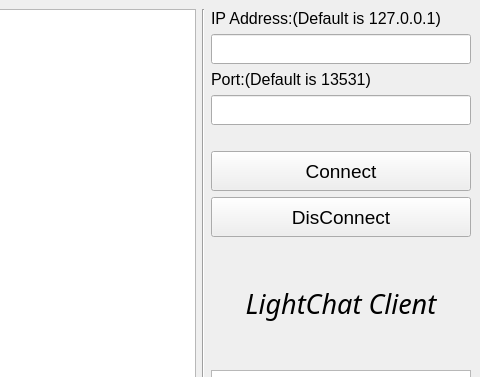
zimufengyan/LightChat_QT, file LightChatClient/mainwindow.ui: the form before one commit; both pictures show x 263 to 743 and y 0 to 377 of the 743 by 612 pixel window.
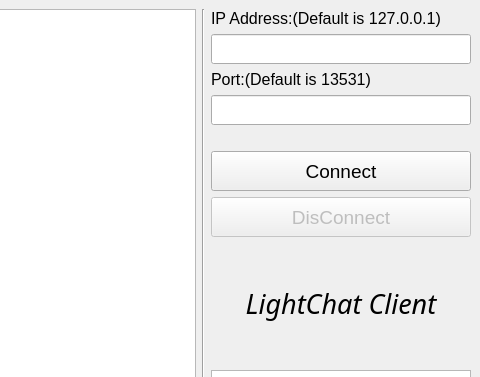
The form after the commit.

```diff
--- a/LightChatClient/mainwindow.ui
+++ b/LightChatClient/mainwindow.ui
@@ -141,6 +141,9 @@
         </item>
         <item>
          <widget class="QPushButton" name="closeBtn">
+          <property name="enabled">
+           <bool>false</bool>
+          </property>
           <property name="minimumSize">
            <size>
             <width>0</width>
```
